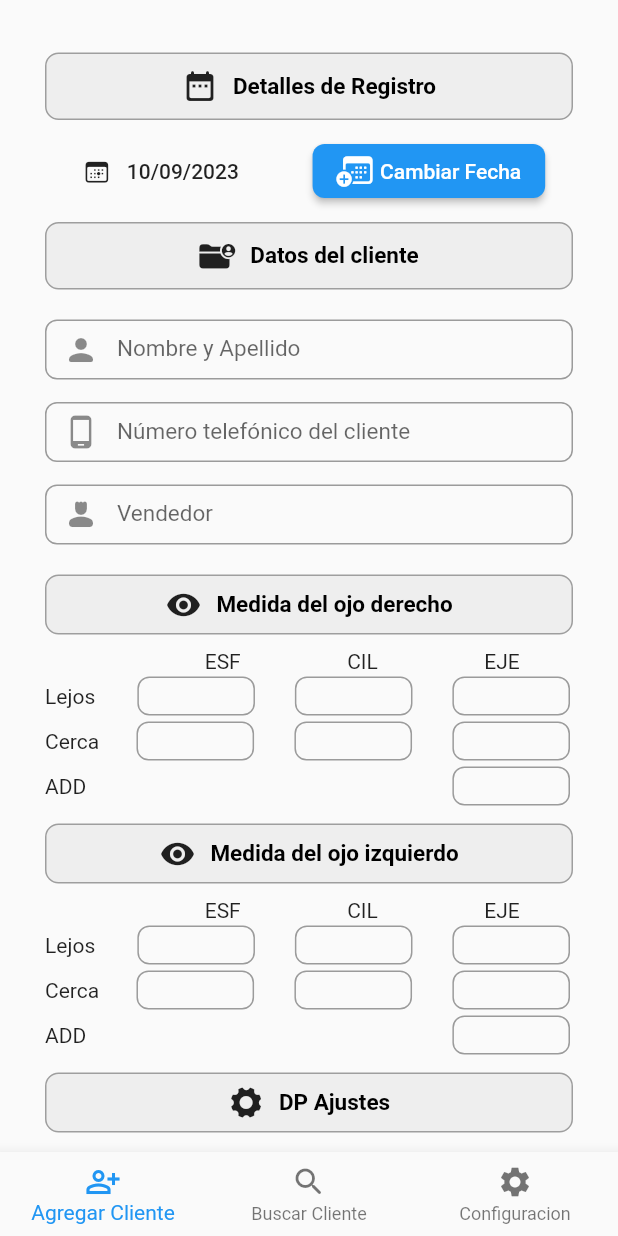
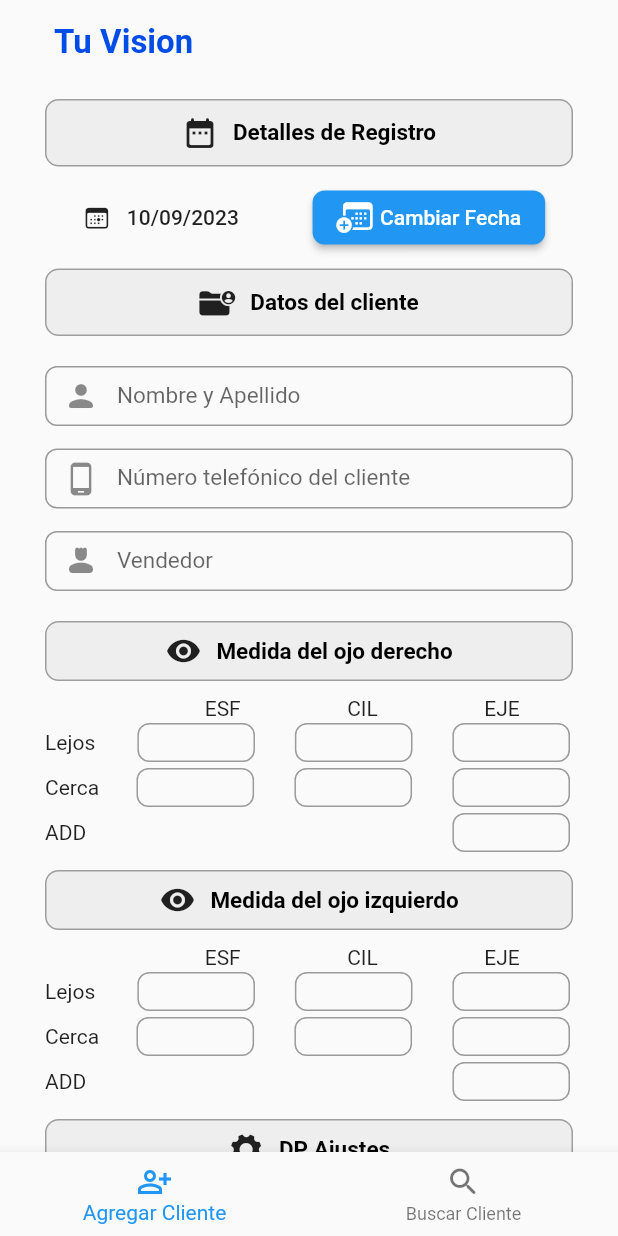
Before and after one commit to MeloGon/opticalAppMobile, a Flutter app: the screen it shows after launch, on a phone screen of 412 x 824 dp. Run offline on Flutter 3.47's test engine with Material 2 defaults, Android fonts, the phone set to English and light mode, and no system bars; our stand-ins replace cloud_firestore, firebase_core, get_it, google_fonts, stacked; accounts and stored records are empty; Roboto replaces fonts that are missing (SemiBold).

Commit message:
update - adjust custom styles and clear comments

```diff
--- a/lib/res/custom_styles.dart
+++ b/lib/res/custom_styles.dart
@@ -1,5 +1,9 @@
 import 'package:flutter/material.dart';
 import 'package:google_fonts/google_fonts.dart';
+import 'package:optical_app_v2/res/custom_colors.dart';
+
+TextStyle styleTitleAppBar = GoogleFonts.robotoFlex(
+    fontSize: 22, color: CustomColors.blue_004CE6, fontWeight: FontWeight.bold);
 
 TextStyle styleGeneral =
     GoogleFonts.robotoFlex(fontSize: 14, color: Colors.black87);
--- a/lib/ui/add_client/add_client_view.dart
+++ b/lib/ui/add_client/add_client_view.dart
@@ -16,8 +16,7 @@ class AddClientView extends StatelessWidget {
       body: SafeArea(
         child: SingleChildScrollView(
           child: Padding(
-            padding:
-                const EdgeInsets.symmetric(horizontal: 30.0, vertical: 25.0),
+            padding: const EdgeInsets.symmetric(horizontal: 30.0),
             child: Column(
               children: [
                 HeaderWidget(
--- a/lib/ui/general_view.dart
+++ b/lib/ui/general_view.dart
@@ -1,6 +1,7 @@
 import 'package:flutter/material.dart';
 import 'package:optical_app_v2/res/custom_colors.dart';
 import 'package:optical_app_v2/res/custom_strings.dart';
+import 'package:optical_app_v2/res/custom_styles.dart';
 import 'package:optical_app_v2/ui/add_client/add_client_view.dart';
 import 'package:optical_app_v2/ui/search_client/search_client_view.dart';
 import 'package:optical_app_v2/widgets/item_text_field.dart';
@@ -18,20 +19,18 @@ class _GeneralViewState extends State<GeneralView> {
   final List<Widget> _pages = [
     const AddClientView(),
     const SearchClientView(),
-    Container(
-      width: 200,
-      height: 100,
-      color: Colors.green,
-      // child: PicashTextField(
-      //   label: 'Ad',
-      //   controller: TextEditingController(),
-      // ),
-    ),
   ];
 
   @override
   Widget build(BuildContext context) {
     return Scaffold(
+      appBar: AppBar(
+        title: Container(
+            padding: const EdgeInsets.symmetric(horizontal: 20),
+            child: Text('Tu Vision', style: styleTitleAppBar)),
+        elevation: 0,
+        backgroundColor: Colors.transparent,
+      ),
       body: IndexedStack(
         index: _currentIndex,
         children: _pages,
@@ -47,10 +46,6 @@ class _GeneralViewState extends State<GeneralView> {
             icon: Icon(Icons.search_rounded),
             label: CustomString.searchClientTx,
           ),
-          BottomNavigationBarItem(
-            icon: Icon(Icons.settings),
-            label: CustomString.settingsTx,
-          ),
         ],
         onTap: (int index) {
           setState(() {
```
